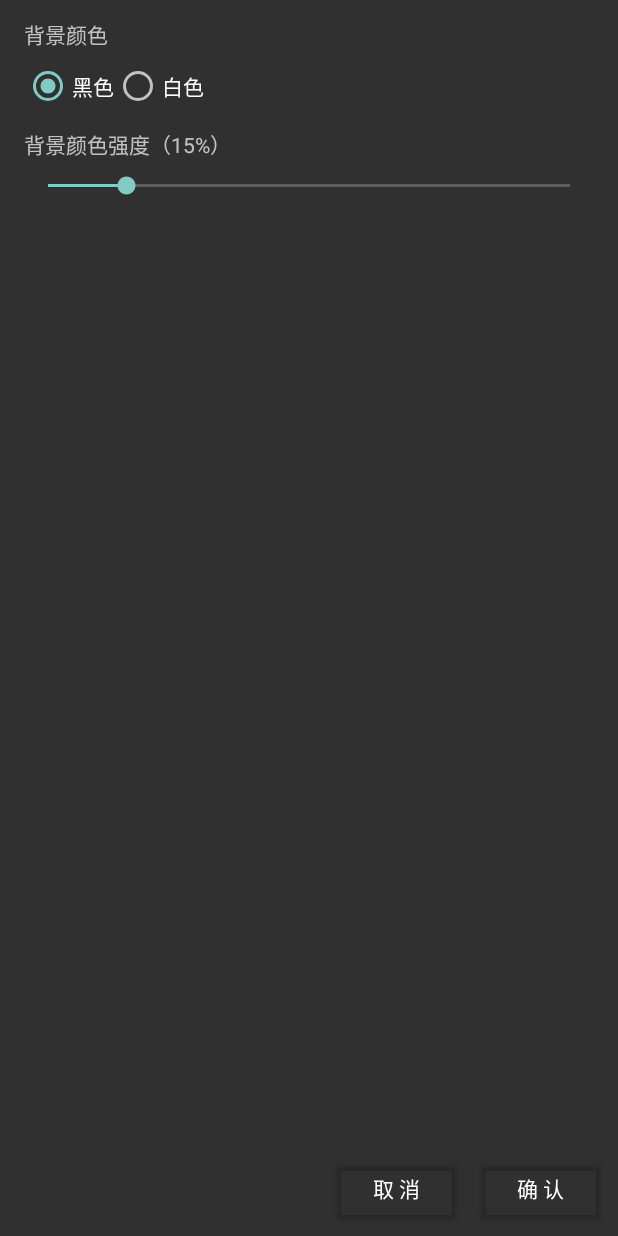
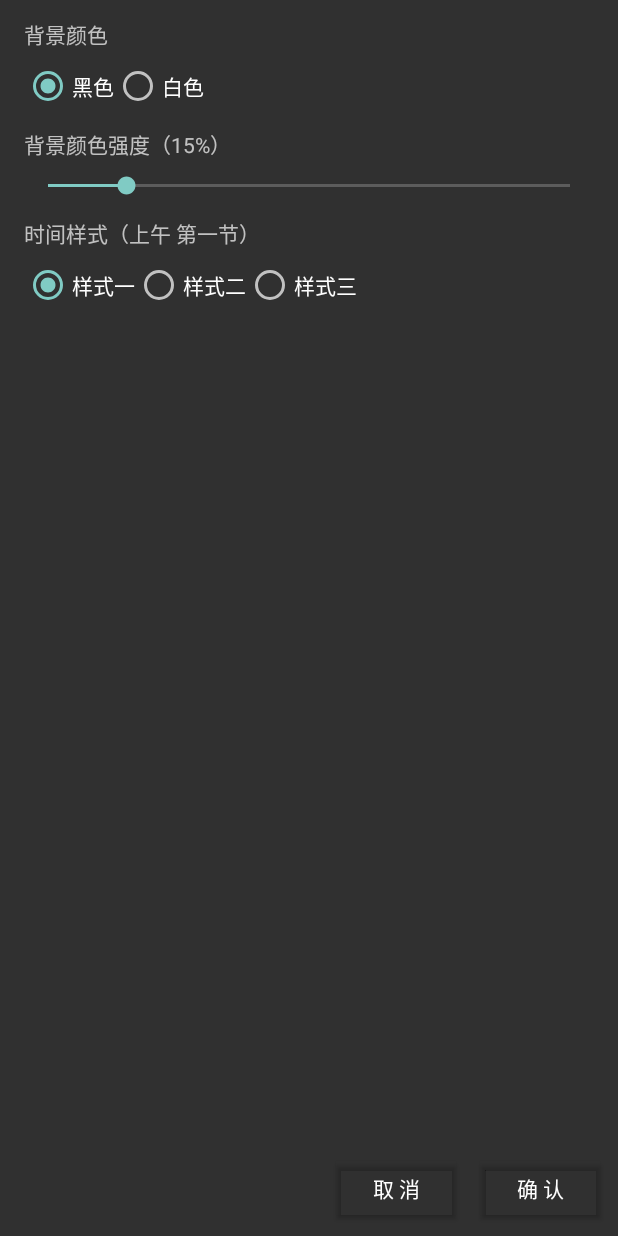
Before and after one commit to GuJin/TimeTable, an Android app: the layout activity_appwidget_configure.xml on its own in the app's theme, with its tools: preview values and no code run, on a phone screen of 412 x 824 dp. Run offline under Robolectric (Android 15) with nearby library versions, the phone set to English and light mode, and no system bars.

Commit message:
小部件增加时间样式

```diff
--- a/app/src/main/java/com/sunrain/timetablev4/dao/DataBaseHelper.java
+++ b/app/src/main/java/com/sunrain/timetablev4/dao/DataBaseHelper.java
@@ -52,7 +52,7 @@ class DataBaseHelper extends SQLiteOpenHelper {
     }
 
     private void upgradeFrom2To3(SQLiteDatabase db) {
-        db.execSQL("CREATE TABLE app_widget(_id INTEGER PRIMARY KEY AUTOINCREMENT , appWidgetId INTEGER , currentTime INTEGER , backgroundColor INTEGER , UNIQUE(appWidgetId))");
+        db.execSQL("CREATE TABLE app_widget(_id INTEGER PRIMARY KEY AUTOINCREMENT , appWidgetId INTEGER , currentTime INTEGER , backgroundColor INTEGER , timeStyle INTEGER , UNIQUE(appWidgetId))");
     }
 
     private void upgradeFrom1To2(SQLiteDatabase db) {
@@ -105,6 +105,6 @@ class DataBaseHelper extends SQLiteOpenHelper {
     private void createTables(SQLiteDatabase db) {
         db.execSQL("CREATE TABLE table_1(_id INTEGER PRIMARY KEY AUTOINCREMENT , week INTEGER , section INTEGER , time INTEGER , startWeek INTEGER , endWeek INTEGER , doubleWeek INTEGER , course CHAR , classroom CHAR)");
         db.execSQL("CREATE TABLE course_classroom(_id INTEGER PRIMARY KEY AUTOINCREMENT , course CHAR , classroom CHAR)");
-        db.execSQL("CREATE TABLE app_widget(_id INTEGER PRIMARY KEY AUTOINCREMENT , appWidgetId INTEGER , currentTime INTEGER , backgroundColor INTEGER , UNIQUE(appWidgetId))");
+        db.execSQL("CREATE TABLE app_widget(_id INTEGER PRIMARY KEY AUTOINCREMENT , appWidgetId INTEGER , currentTime INTEGER , backgroundColor INTEGER , timeStyle INTEGER , UNIQUE(appWidgetId))");
     }
 }
--- a/app/src/main/res/layout/activity_appwidget_configure.xml
+++ b/app/src/main/res/layout/activity_appwidget_configure.xml
@@ -13,7 +13,7 @@
         android:layout_marginTop="12dp"
         android:text="背景颜色"
         app:layout_constraintStart_toStartOf="parent"
-        app:layout_constraintTop_toTopOf="parent"/>
+        app:layout_constraintTop_toTopOf="parent" />
 
     <RadioGroup
         android:id="@+id/rg_bg_color"
@@ -30,13 +30,13 @@
             android:id="@+id/rb_black"
             android:layout_width="wrap_content"
             android:layout_height="wrap_content"
-            android:text="黑色"/>
+            android:text="黑色" />
 
         <RadioButton
             android:id="@+id/rb_white"
             android:layout_width="wrap_content"
             android:layout_height="wrap_content"
-            android:text="白色"/>
+            android:text="白色" />
 
     </RadioGroup>
 
@@ -48,7 +48,7 @@
         android:layout_marginTop="12dp"
         android:text="背景颜色强度（15%）"
         app:layout_constraintStart_toStartOf="parent"
-        app:layout_constraintTop_toBottomOf="@+id/rg_bg_color"/>
+        app:layout_constraintTop_toBottomOf="@+id/rg_bg_color" />
 
     <SeekBar
         android:id="@+id/sb_intensity"
@@ -61,7 +61,49 @@
         android:progress="15"
         app:layout_constraintEnd_toEndOf="parent"
         app:layout_constraintStart_toStartOf="parent"
-        app:layout_constraintTop_toBottomOf="@+id/tv_intensity"/>
+        app:layout_constraintTop_toBottomOf="@+id/tv_intensity" />
+
+    <TextView
+        android:id="@+id/tv_time_style"
+        android:layout_width="wrap_content"
+        android:layout_height="wrap_content"
+        android:layout_marginStart="16dp"
+        android:layout_marginTop="12dp"
+        android:text="时间样式（上午 第一节）"
+        app:layout_constraintStart_toStartOf="parent"
+        app:layout_constraintTop_toBottomOf="@+id/sb_intensity" />
+
+    <RadioGroup
+        android:id="@+id/rg_time_style"
+        android:layout_width="wrap_content"
+        android:layout_height="wrap_content"
+        android:layout_marginStart="16dp"
+        android:layout_marginTop="8dp"
+        android:checkedButton="@id/rb_black"
+        android:orientation="horizontal"
+        app:layout_constraintStart_toStartOf="parent"
+        app:layout_constraintTop_toBottomOf="@id/tv_time_style">
+
+        <RadioButton
+            android:id="@+id/rb_time_style_1"
+            android:layout_width="wrap_content"
+            android:layout_height="wrap_content"
+            android:checked="true"
+            android:text="样式一" />
+
+        <RadioButton
+            android:id="@+id/rb_time_style_2"
+            android:layout_width="wrap_content"
+            android:layout_height="wrap_content"
+            android:text="样式二" />
+
+        <RadioButton
+            android:id="@+id/rb_time_style_3"
+            android:layout_width="wrap_content"
+            android:layout_height="wrap_content"
+            android:text="样式三" />
+
+    </RadioGroup>
 
     <Button
         android:id="@+id/btn_confirm"
@@ -71,7 +113,7 @@
         android:layout_marginEnd="8dp"
         android:text="@string/confirm"
         app:layout_constraintBottom_toBottomOf="parent"
-        app:layout_constraintEnd_toEndOf="parent"/>
+        app:layout_constraintEnd_toEndOf="parent" />
 
     <Button
         android:id="@+id/btn_cancel"
@@ -81,5 +123,5 @@
         android:layout_marginEnd="8dp"
         android:text="@string/cancel"
         app:layout_constraintBottom_toBottomOf="parent"
-        app:layout_constraintEnd_toStartOf="@+id/btn_confirm"/>
+        app:layout_constraintEnd_toStartOf="@+id/btn_confirm" />
 </android.support.constraint.ConstraintLayout>
--- a/app/src/main/res/values/strings.xml
+++ b/app/src/main/res/values/strings.xml
@@ -43,7 +43,8 @@
 
     <string name="dialog_delete">确认删除？</string>
 
-    <string name="app_widget_configure_transparent">背景颜色强度（%d%%）</string>
+    <string name="app_widget_configure_intensity">背景颜色强度（%d%%）</string>
+    <string name="app_widget_configure_time_style">时间样式（%s）</string>
 
 
 </resources>
```
Also changed, not shown: app/src/main/java/com/sunrain/timetablev4/appwidget/AppWidgetConfigureActivity.java (+37 -10 lines), app/src/main/java/com/sunrain/timetablev4/appwidget/DayAppWidgetProvider.java (+10 -5 lines), app/src/main/java/com/sunrain/timetablev4/appwidget/DayAppWidgetService.java (+11 -6 lines), app/src/main/java/com/sunrain/timetablev4/bean/ClassBean.java (+40 -3 lines), app/src/main/java/com/sunrain/timetablev4/dao/AppWidgetDao.java (+48 -0 lines), app/src/main/res/values/string-array.xml (+32 -0 lines).
